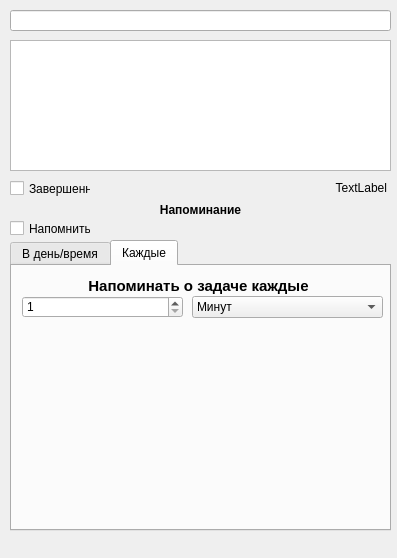
Qt form ui/CustomDialog.ui (itKillerWhale/day_planner) before a commit.
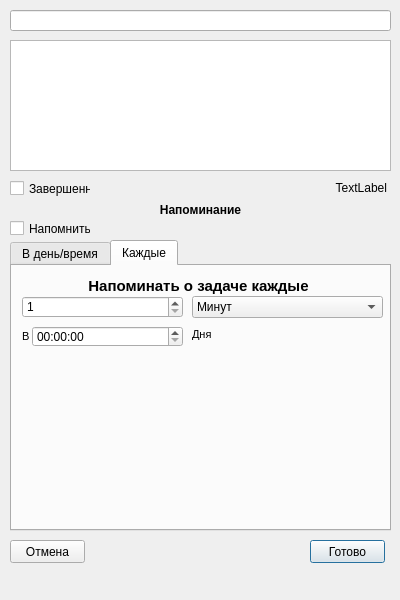
The same form after that commit. Icons and pictures are not drawn.

Commit message: Добавлена возможность добавления задач и их редактирования. Так же добавлены некоторые функции

Diff of the .ui file:
```diff
--- a/ui/CustomDialog.ui
+++ b/ui/CustomDialog.ui
@@ -6,14 +6,17 @@
    <rect>
     <x>0</x>
     <y>0</y>
-    <width>397</width>
-    <height>558</height>
+    <width>400</width>
+    <height>600</height>
    </rect>
   </property>
   <property name="windowTitle">
    <string>Dialog</string>
   </property>
-  <widget class="QLineEdit" name="lineEdit">
+  <property name="styleSheet">
+   <string notr="true"/>
+  </property>
+  <widget class="QLineEdit" name="lineEdit_header_text">
    <property name="geometry">
     <rect>
      <x>10</x>
@@ -256,20 +259,95 @@
      <property name="geometry">
       <rect>
        <x>10</x>
-       <y>60</y>
+       <y>90</y>
        <width>361</width>
-       <height>211</height>
+       <height>171</height>
       </rect>
      </property>
      <property name="text">
       <string/>
      </property>
      <property name="pixmap">
-      <pixmap>../img/my_cat.jpg</pixmap>
+      <pixmap>../img/my_cat.png</pixmap>
+     </property>
+    </widget>
+    <widget class="QLabel" name="label_6">
+     <property name="geometry">
+      <rect>
+       <x>10</x>
+       <y>60</y>
+       <width>16</width>
+       <height>21</height>
+      </rect>
+     </property>
+     <property name="font">
+      <font>
+       <pointsize>8</pointsize>
+      </font>
+     </property>
+     <property name="text">
+      <string>В</string>
+     </property>
+     <property name="alignment">
+      <set>Qt::AlignLeading|Qt::AlignLeft|Qt::AlignVCenter</set>
+     </property>
+    </widget>
+    <widget class="QTimeEdit" name="timeEdit_2">
+     <property name="geometry">
+      <rect>
+       <x>20</x>
+       <y>60</y>
+       <width>151</width>
+       <height>21</height>
+      </rect>
+     </property>
+    </widget>
+    <widget class="QLabel" name="label_7">
+     <property name="geometry">
+      <rect>
+       <x>180</x>
+       <y>60</y>
+       <width>47</width>
+       <height>16</height>
+      </rect>
+     </property>
+     <property name="font">
+      <font>
+       <pointsize>8</pointsize>
+      </font>
+     </property>
+     <property name="text">
+      <string>Дня</string>
      </property>
     </widget>
    </widget>
   </widget>
+  <widget class="QPushButton" name="btn_ok">
+   <property name="geometry">
+    <rect>
+     <x>310</x>
+     <y>540</y>
+     <width>75</width>
+     <height>23</height>
+    </rect>
+   </property>
+   <property name="text">
+    <string>Готово</string>
+   </property>
+  </widget>
+  <widget class="QPushButton" name="btn_cancel">
+   <property name="geometry">
+    <rect>
+     <x>10</x>
+     <y>540</y>
+     <width>75</width>
+     <height>23</height>
+    </rect>
+   </property>
+   <property name="text">
+    <string>Отмена</string>
+   </property>
+  </widget>
  </widget>
  <resources/>
  <connections/>
```
Left out of the diff: 18 changed lines with no effect on the pictures. The commit also changes 2 other files.
